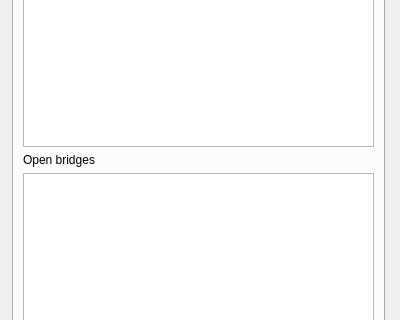
Qt form DispatchHero/spatial_decision_dockwidget_base_extra.ui (pimklaassen/GEO1005) before a commit; both pictures show x 0 to 400 and y 212 to 532 of the 400 by 850 pixel window.
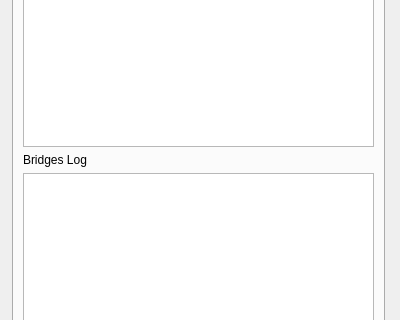
The same form after that commit.

Patch:
```diff
--- a/DispatchHero/spatial_decision_dockwidget_base_extra.ui
+++ b/DispatchHero/spatial_decision_dockwidget_base_extra.ui
@@ -62,7 +62,7 @@
       <item>
        <widget class="QLabel" name="bridges">
         <property name="text">
-         <string>Open bridges</string>
+         <string>Bridges Log</string>
         </property>
        </widget>
       </item>
```
